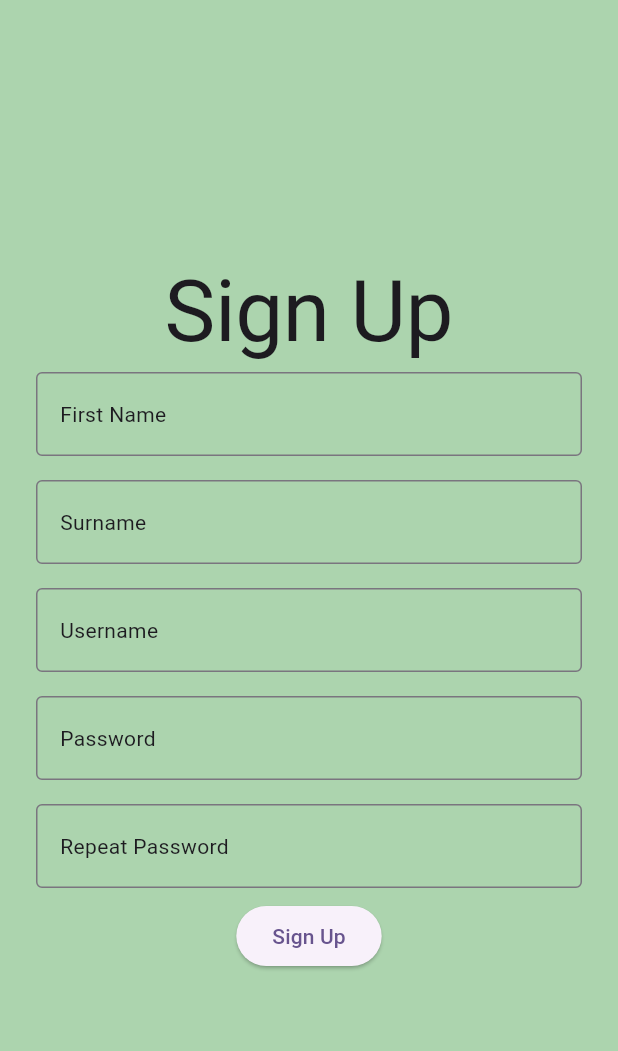
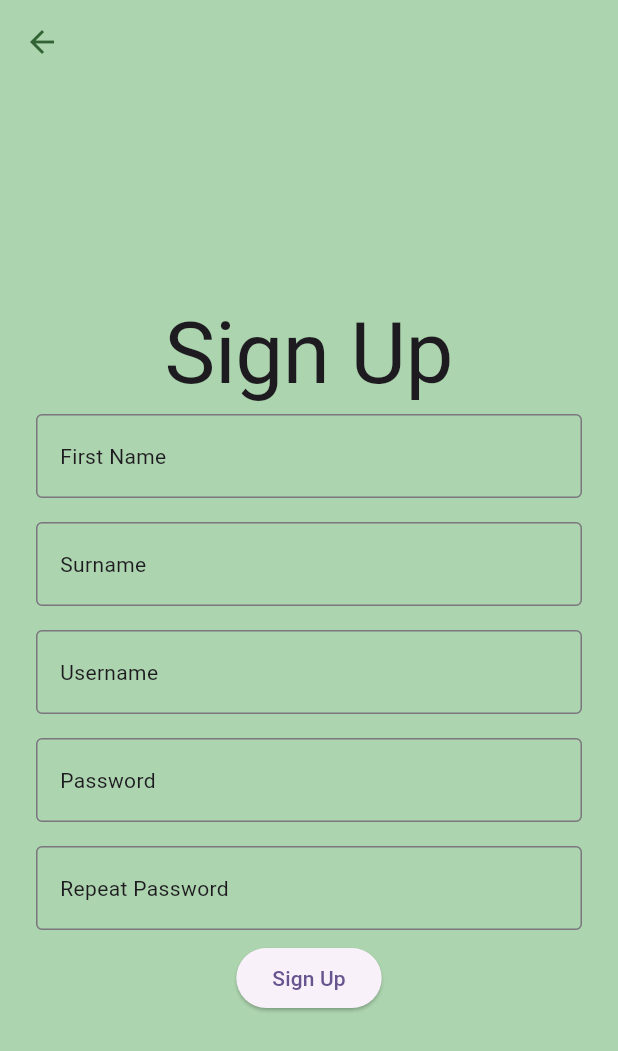
Before and after one commit to sharlenecera/BPToursApp, a Flutter app: the SignUpScreen screen opened by its route, on a phone screen of 412 x 824 dp. Shown: the top 1051 px of the screen. Run offline on Flutter 3.47's test engine with Material 3 defaults, Android fonts, the light colour scheme and no system bars.

Commit message:
Added a back button to the sign up page.

```diff
--- a/lib/main.dart
+++ b/lib/main.dart
@@ -155,6 +155,11 @@ class _SignUpScreenState extends State<SignUpScreen> {
   String repeatPassword = '';
   String errorMessage = '';
 
+  void onBackButtonPressed() {
+    print('Back button pressed.');
+    Navigator.pop(context);
+  }
+
   void signUp() {
     print('nothing so far');
   }
@@ -163,6 +168,13 @@ class _SignUpScreenState extends State<SignUpScreen> {
   Widget build(BuildContext context) {
     return Scaffold(
       backgroundColor: const Color(0xFFACD4AE),
+      appBar: AppBar(
+        backgroundColor: const Color(0xFFACD4AE),
+        leading: IconButton(
+          icon: Icon(Icons.arrow_back, color: const Color(0xFF326335),),
+          onPressed: onBackButtonPressed,
+        ),
+      ),
       body: Padding(
         padding: const EdgeInsets.all(16.0),
         child: Column(
```
